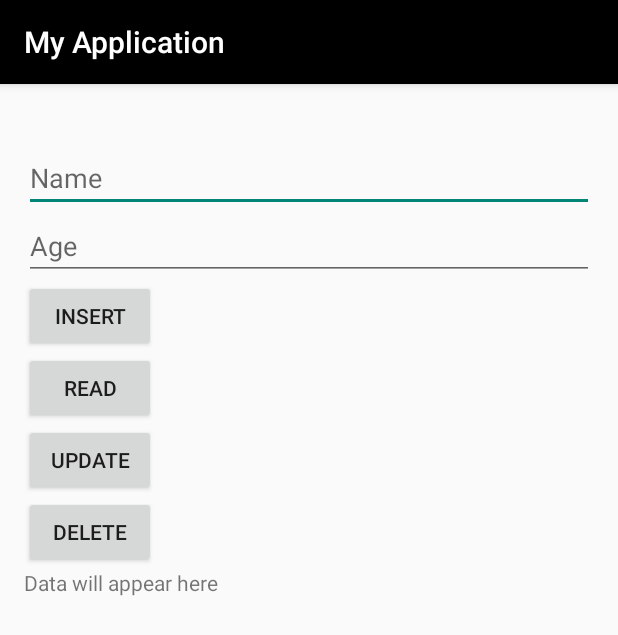
After one commit to sujan-poudel-03/Mobile_Programming_Course, an Android app: the SqliteActivity screen opened directly, with no data from a screen before it, on a phone screen of 412 x 824 dp. The commit adds this screen. Shown: the top 635 px of the screen. Run offline under Robolectric (Android 15) with nearby library versions, the phone set to English and light mode, and no system bars.

Commit message:
updated view and sqlite

```diff
--- a/app/src/main/AndroidManifest.xml
+++ b/app/src/main/AndroidManifest.xml
@@ -12,6 +12,9 @@
         android:supportsRtl="true"
         android:theme="@style/Theme.MyApplication"
         tools:targetApi="31">
+        <activity
+            android:name=".SqliteActivity"
+            android:exported="false" />
         <activity
             android:name=".ProfileActivity"
             android:exported="false" />
--- /dev/null
+++ b/app/src/main/java/com/example/myapplication/DatabaseHelper.java
@@ -0,0 +1,72 @@
+package com.example.myapplication;
+
+import android.content.ContentValues;
+import android.content.Context;
+import android.database.Cursor;
+import android.database.sqlite.SQLiteDatabase;
+import android.database.sqlite.SQLiteOpenHelper;
+
+public class DatabaseHelper extends SQLiteOpenHelper {
+
+    private static final String DATABASE_NAME = "my_database.db";
+    private static final int DATABASE_VERSION = 1;
+
+    private static final String TABLE_NAME = "my_table";
+    private static final String COLUMN_ID = "id";
+    private static final String COLUMN_NAME = "name";
+    private static final String COLUMN_AGE = "age";
+
+    private static final String TABLE_CREATE =
+            "CREATE TABLE " + TABLE_NAME + " (" +
+                    COLUMN_ID + " INTEGER PRIMARY KEY AUTOINCREMENT, " +
+                    COLUMN_NAME + " TEXT, " +
+                    COLUMN_AGE + " INTEGER);";
+
+    public DatabaseHelper(Context context) {
+        super(context, DATABASE_NAME, null, DATABASE_VERSION);
+    }
+
+    @Override
+    public void onCreate(SQLiteDatabase db) {
+        db.execSQL(TABLE_CREATE);
+    }
+
+    @Override
+    public void onUpgrade(SQLiteDatabase db, int oldVersion, int newVersion) {
+        db.execSQL("DROP TABLE IF EXISTS " + TABLE_NAME);
+        onCreate(db);
+    }
+
+    // Insert data
+    public void insertData(String name, int age) {
+        SQLiteDatabase db = this.getWritableDatabase();
+        ContentValues values = new ContentValues();
+        values.put(COLUMN_NAME, name);
+        values.put(COLUMN_AGE, age);
+        db.insert(TABLE_NAME, null, values);
+        db.close();
+    }
+
+    // Read data
+    public Cursor getData() {
+        SQLiteDatabase db = this.getReadableDatabase();
+        return db.rawQuery("SELECT * FROM " + TABLE_NAME, null);
+    }
+
+    // Update data
+    public void updateData(int id, String name, int age) {
+        SQLiteDatabase db = this.getWritableDatabase();
+        ContentValues values = new ContentValues();
+        values.put(COLUMN_NAME, name);
+        values.put(COLUMN_AGE, age);
+        db.update(TABLE_NAME, values, COLUMN_ID + " = ?", new String[]{String.valueOf(id)});
+        db.close();
+    }
+
+    // Delete data
+    public void deleteData(int id) {
+        SQLiteDatabase db = this.getWritableDatabase();
+        db.delete(TABLE_NAME, COLUMN_ID + " = ?", new String[]{String.valueOf(id)});
+        db.close();
+    }
+}
--- /dev/null
+++ b/app/src/main/java/com/example/myapplication/SqliteActivity.java
@@ -0,0 +1,93 @@
+package com.example.myapplication;
+
+import android.database.Cursor;
+import android.os.Bundle;
+import android.view.View;
+import android.widget.Button;
+import android.widget.EditText;
+import android.widget.TextView;
+
+import androidx.activity.EdgeToEdge;
+import androidx.appcompat.app.AppCompatActivity;
+import androidx.core.graphics.Insets;
+import androidx.core.view.ViewCompat;
+import androidx.core.view.WindowInsetsCompat;
+
+public class SqliteActivity extends AppCompatActivity {
+    private DatabaseHelper dbHelper;
+    private EditText nameEditText;
+    private EditText ageEditText;
+    private TextView dataTextView;
+    private Button insertButton;
+    private Button readButton;
+    private Button updateButton;
+    private Button deleteButton;
+
+    @Override
+    protected void onCreate(Bundle savedInstanceState) {
+        super.onCreate(savedInstanceState);
+        EdgeToEdge.enable(this);
+        setContentView(R.layout.activity_sqlite);
+
+        dbHelper = new DatabaseHelper(this);
+
+        nameEditText = findViewById(R.id.nameEditText);
+        ageEditText = findViewById(R.id.ageEditText);
+        dataTextView = findViewById(R.id.dataTextView);
+        insertButton = findViewById(R.id.insertButton);
+        readButton = findViewById(R.id.readButton);
+        updateButton = findViewById(R.id.updateButton);
+        deleteButton = findViewById(R.id.deleteButton);
+
+        insertButton.setOnClickListener(new View.OnClickListener() {
+            @Override
+            public void onClick(View v) {
+                String name = nameEditText.getText().toString();
+                int age = Integer.parseInt(ageEditText.getText().toString());
+                dbHelper.insertData(name, age);
+            }
+        });
+
+        readButton.setOnClickListener(new View.OnClickListener() {
+            @Override
+            public void onClick(View v) {
+                Cursor cursor = dbHelper.getData();
+                StringBuilder data = new StringBuilder();
+                if (cursor.moveToFirst()) {
+                    do {
+                        int id = cursor.getInt(cursor.getColumnIndex("id"));
+                        String name = cursor.getString(cursor.getColumnIndex("name"));
+                        int age = cursor.getInt(cursor.getColumnIndex("age"));
+                        data.append("ID: ").append(id)
+                                .append(", Name: ").append(name)
+                                .append(", Age: ").append(age)
+                                .append("\n");
+                    } while (cursor.moveToNext());
+                }
+                cursor.close();
+                dataTextView.setText(data.toString());
+            }
+        });
+
+        updateButton.setOnClickListener(new View.OnClickListener() {
+            @Override
+            public void onClick(View v) {
+                // Assuming ID is 1 for update
+                int id = 1;
+                String name = nameEditText.getText().toString();
+                int age = Integer.parseInt(ageEditText.getText().toString());
+                dbHelper.updateData(id, name, age);
+            }
+        });
+
+        deleteButton.setOnClickListener(new View.OnClickListener() {
+            @Override
+            public void onClick(View v) {
+                // Assuming ID is 1 for delete
+                int id = 1;
+                dbHelper.deleteData(id);
+            }
+        });
+
+    }
+}
--- /dev/null
+++ b/app/src/main/res/layout/activity_sqlite.xml
@@ -0,0 +1,61 @@
+<?xml version="1.0" encoding="utf-8"?>
+<androidx.constraintlayout.widget.ConstraintLayout xmlns:android="http://schemas.android.com/apk/res/android"
+    xmlns:app="http://schemas.android.com/apk/res-auto"
+    xmlns:tools="http://schemas.android.com/tools"
+    android:id="@+id/main"
+    android:layout_width="match_parent"
+    android:layout_height="match_parent"
+    tools:context=".SqliteActivity">
+
+    <LinearLayout
+        android:layout_width="match_parent"
+        android:layout_height="match_parent"
+        android:orientation="vertical"
+        android:layout_marginTop="80dp"
+        android:padding="16dp">
+
+        <EditText
+            android:id="@+id/nameEditText"
+            android:layout_width="match_parent"
+            android:layout_height="wrap_content"
+            android:hint="Name" />
+
+        <EditText
+            android:id="@+id/ageEditText"
+            android:layout_width="match_parent"
+            android:layout_height="wrap_content"
+            android:hint="Age"
+            android:inputType="number" />
+
+        <Button
+            android:id="@+id/insertButton"
+            android:layout_width="wrap_content"
+            android:layout_height="wrap_content"
+            android:text="Insert" />
+
+        <Button
+            android:id="@+id/readButton"
+            android:layout_width="wrap_content"
+            android:layout_height="wrap_content"
+            android:text="Read" />
+
+        <Button
+            android:id="@+id/updateButton"
+            android:layout_width="wrap_content"
+            android:layout_height="wrap_content"
+            android:text="Update" />
+
+        <Button
+            android:id="@+id/deleteButton"
+            android:layout_width="wrap_content"
+            android:layout_height="wrap_content"
+            android:text="Delete" />
+
+        <TextView
+            android:id="@+id/dataTextView"
+            android:layout_width="match_parent"
+            android:layout_height="wrap_content"
+            android:text="Data will appear here" />
+    </LinearLayout>
+
+</androidx.constraintlayout.widget.ConstraintLayout>
```
Also changed, not shown: app/src/main/java/com/example/myapplication/MainActivity.java (+10 -0 lines), app/src/main/java/com/example/myapplication/RecyclerViewFragment.java (+10 -4 lines), app/src/main/res/layout/activity_main.xml (+7 -0 lines), app/src/main/res/layout/item_food.xml (+9 -0 lines).
